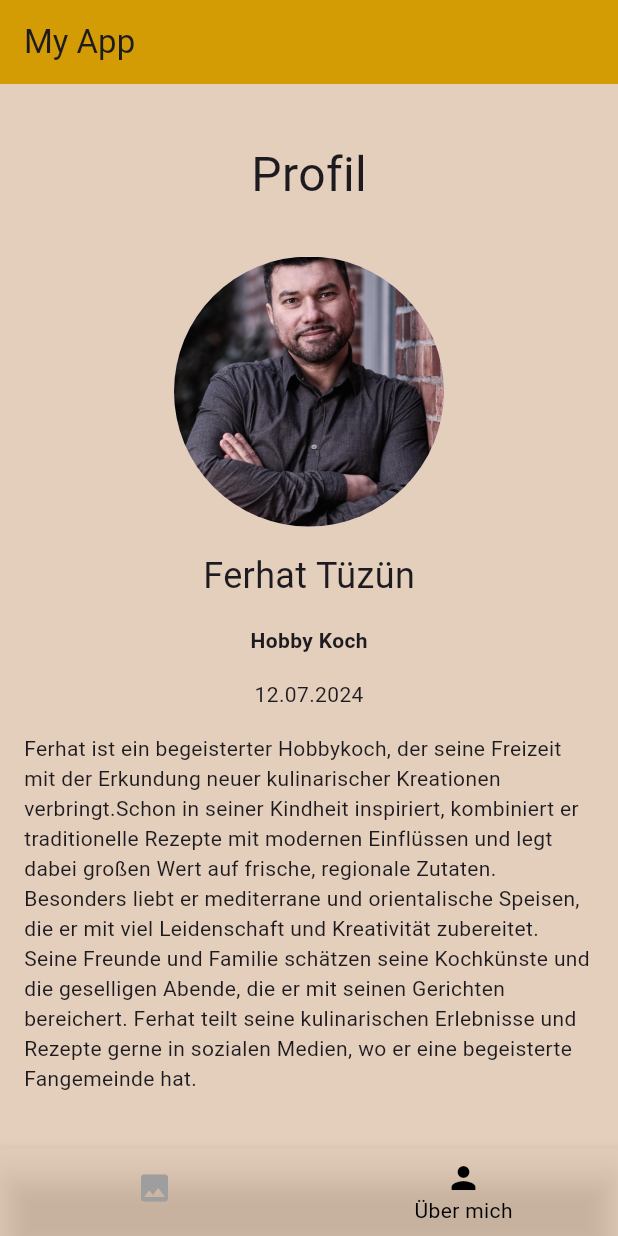
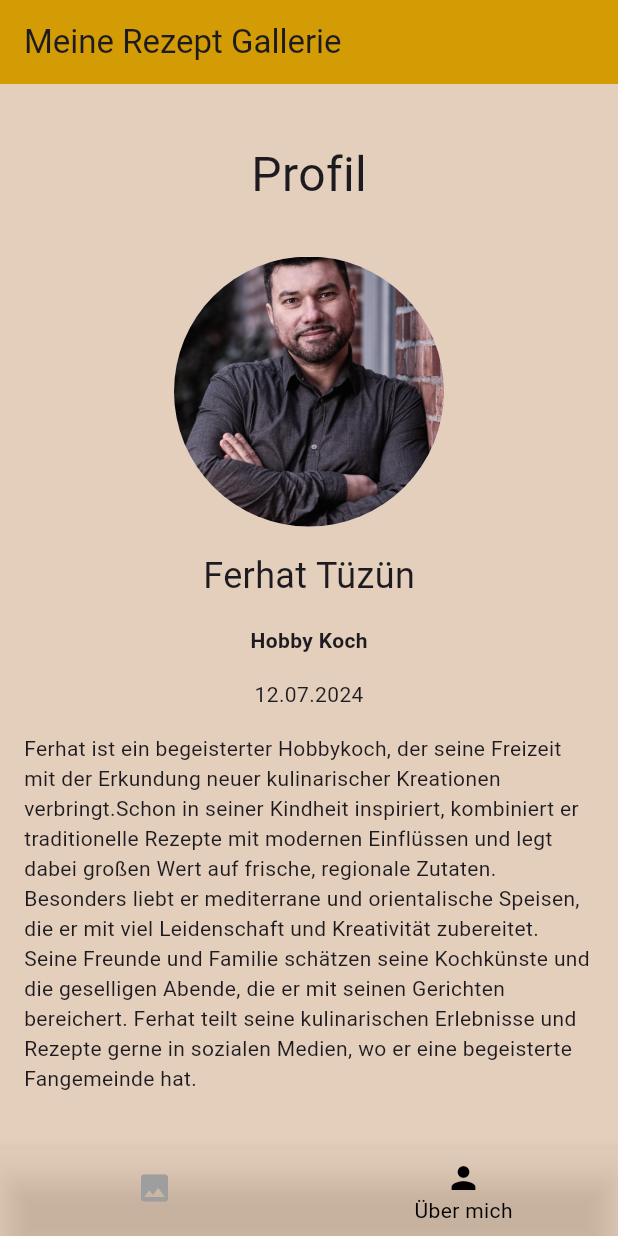
Before and after one commit to FerushT/flutter_bildergalerie_4_6_4, a Flutter app: the screen it shows after launch, item 2 of the bottom bar chosen, on a phone screen of 412 x 824 dp. Run offline on Flutter 3.47's test engine with Material 3 defaults, Android fonts, the light colour scheme and no system bars.

Commit message:
change title text

```diff
--- a/lib/src/core/app_home.dart
+++ b/lib/src/core/app_home.dart
@@ -1,7 +1,7 @@
 import 'package:flutter/material.dart';
 
 import 'package:flutter_bildergalerie_4_6_4/src/features/profile/presentationn/ueber_mich_screen.dart';
-import 'package:flutter_bildergalerie_4_6_4/src/features/rezeptegallerie/presentation/grid_card_screen_3.dart';
+import 'package:flutter_bildergalerie_4_6_4/src/features/rezeptegallerie/presentation/grid_card_screen.dart';
 
 class AppHome extends StatefulWidget {
   const AppHome({super.key});
@@ -13,7 +13,7 @@
 int currentIndex = 0;
 
 List<Widget> screens = [
-  const GridCardScreen3(),
+  const GridCardScreen(),
   const UeberMich(),
 ];
 
@@ -22,8 +22,8 @@
   Widget build(BuildContext context) {
     return Scaffold(
       appBar: AppBar(
-        backgroundColor: Color.fromARGB(255, 211, 156, 5),
-        title: const Text("My App"),
+        backgroundColor: const Color.fromARGB(255, 211, 156, 5),
+        title: const Text("Meine Rezept Gallerie"),
       ),
       bottomNavigationBar: BottomNavigationBar(
         currentIndex: currentIndex,
@@ -36,8 +36,8 @@
         unselectedItemColor: Colors.grey,
         showSelectedLabels: true,
         showUnselectedLabels: false,
-        backgroundColor: Color.fromARGB(148, 209, 178, 140),
-        items: [
+        backgroundColor: const Color.fromARGB(148, 209, 178, 140),
+        items: const [
           BottomNavigationBarItem(icon: Icon(Icons.image), label: "Bilder"),
           BottomNavigationBarItem(icon: Icon(Icons.person), label: "Über mich"),
         ],
```
